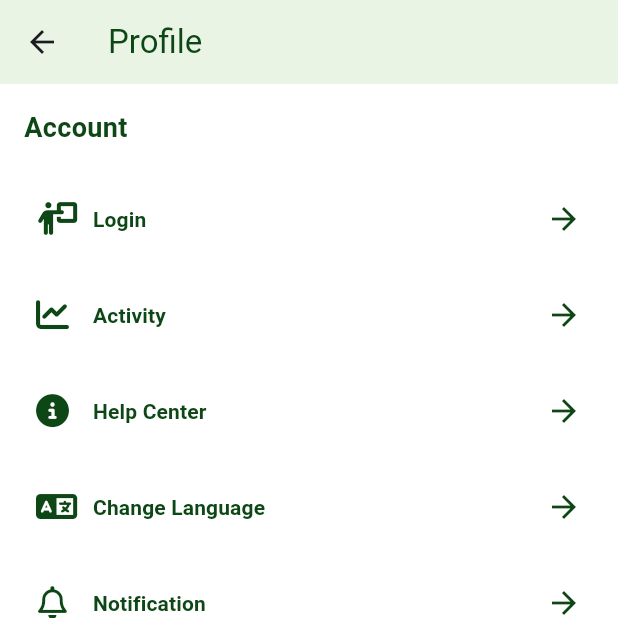
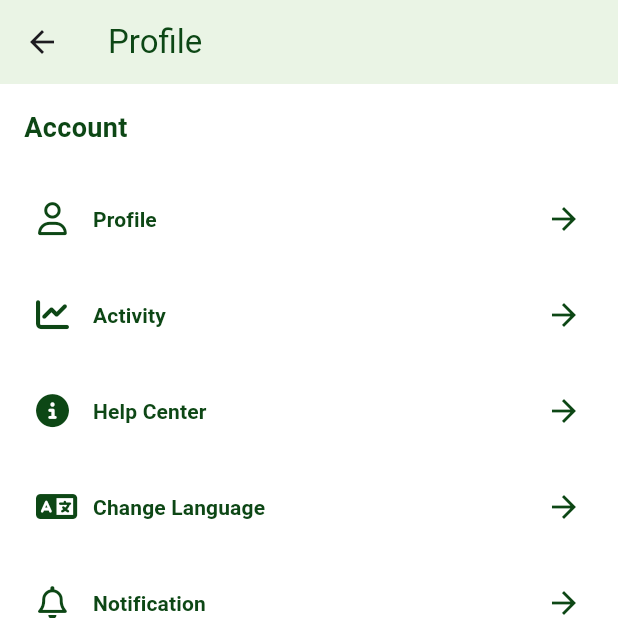
Before and after one commit to iBuLPetarung/plantpal-project, a Flutter app: the ProfilePage screen opened directly, on a phone screen of 412 x 824 dp, the top half of it. Run offline on Flutter 3.47's test engine with Material 3 defaults, Android fonts, the phone set to English and light mode, and no system bars; our stand-ins replace cloud_firestore, firebase_auth, firebase_core, font_awesome_flutter, get; accounts and stored records are empty.

Commit message:
Update semua file project

```diff
--- a/lib/profilePage.dart
+++ b/lib/profilePage.dart
@@ -1,21 +1,40 @@
 import 'loginPage.dart';
+import 'profileUserPage.dart';
 import 'package:flutter/material.dart';
 import 'package:font_awesome_flutter/font_awesome_flutter.dart';
 import 'main.dart';
 
-class ProfilePage extends StatelessWidget {
+class ProfilePage extends StatefulWidget {
   const ProfilePage({super.key});
 
   @override
-  Widget build(BuildContext context) {
-    final List<Map<String, dynamic>> accountOptions = [
+  State<ProfilePage> createState() => _ProfilePageState();
+}
+
+class _ProfilePageState extends State<ProfilePage> {
+  // TODO: Ganti ini dengan status login sesungguhnya dari Firebase atau SharedPreferences
+  bool isLoggedIn = true;
+
+  List<Map<String, dynamic>> getAccountOptions(BuildContext context) {
+    return [
+      if (!isLoggedIn)
         {
           "title": "Login",
           "icon": FontAwesomeIcons.personChalkboard,
           "onTap":
               () => Navigator.pushReplacement(
                 context,
-              MaterialPageRoute(builder: (_) => LoginPage()),
+                MaterialPageRoute(builder: (_) => const LoginPage()),
+              ),
+        }
+      else
+        {
+          "title": "Profile",
+          "icon": FontAwesomeIcons.user,
+          "onTap":
+              () => Navigator.push(
+                context,
+                MaterialPageRoute(builder: (_) => const ProfileUserPage()),
               ),
         },
       {
@@ -49,6 +68,7 @@ class ProfilePage extends StatelessWidget {
         "onTap": () => print("Set up an account Clicked"),
       },
     ];
+  }
 
   final List<Map<String, dynamic>> otherOptions = [
     {
@@ -68,20 +88,25 @@ class ProfilePage extends StatelessWidget {
     },
   ];
 
+  @override
+  Widget build(BuildContext context) {
     return Scaffold(
       appBar: AppBar(
-        title: Text("Profile", style: TextStyle(color: Color(0xFF0D4715))),
-        backgroundColor: Color(0xFFEAF4E5),
+        title: const Text(
+          "Profile",
+          style: TextStyle(color: Color(0xFF0D4715)),
+        ),
+        backgroundColor: const Color(0xFFEAF4E5),
       ),
       body: SingleChildScrollView(
         child: Container(
-          decoration: BoxDecoration(color: Colors.white),
+          decoration: const BoxDecoration(color: Colors.white),
           child: Column(
             children: [
-              SizedBox(height: 16),
+              const SizedBox(height: 16),
               _buildSectionTitle('Account'),
-              SizedBox(height: 16),
-              ...accountOptions.map((option) {
+              const SizedBox(height: 16),
+              ...getAccountOptions(context).map((option) {
                 return _buildProfileButton(
                   context,
                   option['title'],
@@ -89,9 +114,9 @@ class ProfilePage extends StatelessWidget {
                   option['onTap'],
                 );
               }),
-              SizedBox(height: 16),
+              const SizedBox(height: 16),
               _buildSectionTitle('Other Information'),
-              SizedBox(height: 16),
+              const SizedBox(height: 16),
               ...otherOptions.map((option) {
                 return _buildProfileButton(
                   context,
@@ -107,18 +132,18 @@ class ProfilePage extends StatelessWidget {
       bottomNavigationBar: const MyBottomAppBar(),
       floatingActionButtonLocation: FloatingActionButtonLocation.centerDocked,
       floatingActionButton: FloatingActionButton(
-        backgroundColor: Color(0xFF0D4715),
+        backgroundColor: const Color(0xFF0D4715),
         onPressed: () {
           print("Floating action button clicked");
         },
-        child: Icon(Icons.local_florist),
+        child: const Icon(Icons.local_florist),
       ),
     );
   }
 
   ButtonStyle getButtonStyle() {
     return ElevatedButton.styleFrom(
-      backgroundColor: Color.fromARGB(255, 255, 255, 255),
+      backgroundColor: const Color.fromARGB(255, 255, 255, 255),
       elevation: 0,
       shape: RoundedRectangleBorder(borderRadius: BorderRadius.circular(0)),
     );
@@ -128,10 +153,10 @@ class ProfilePage extends StatelessWidget {
     return Align(
       alignment: Alignment.centerLeft,
       child: Padding(
-        padding: EdgeInsets.only(left: 16),
+        padding: const EdgeInsets.only(left: 16),
         child: Text(
           title,
-          style: TextStyle(
+          style: const TextStyle(
             fontSize: 18,
             fontWeight: FontWeight.bold,
             color: Color(0xFF0D4715),
@@ -141,7 +166,6 @@ class ProfilePage extends StatelessWidget {
     );
   }
 
-  // Function to avoid repetition of button code
   Widget _buildProfileButton(
     BuildContext context,
     String title,
@@ -159,18 +183,18 @@ class ProfilePage extends StatelessWidget {
           children: [
             Row(
               children: [
-                Icon(icon, color: Color(0xFF0D4715), size: 22),
-                SizedBox(width: 16),
+                Icon(icon, color: const Color(0xFF0D4715), size: 22),
+                const SizedBox(width: 16),
                 Text(
                   title,
-                  style: TextStyle(
+                  style: const TextStyle(
                     color: Color(0xFF0D4715),
                     fontWeight: FontWeight.bold,
                   ),
                 ),
               ],
             ),
-            Icon(Icons.arrow_forward, color: Color(0xFF0D4715), size: 24),
+            const Icon(Icons.arrow_forward, color: Color(0xFF0D4715), size: 24),
           ],
         ),
       ),
```
Also changed, not shown: lib/profileUserPage.dart (added, +37 -0 lines). Lines whose indentation alone changed are shown as unchanged.
